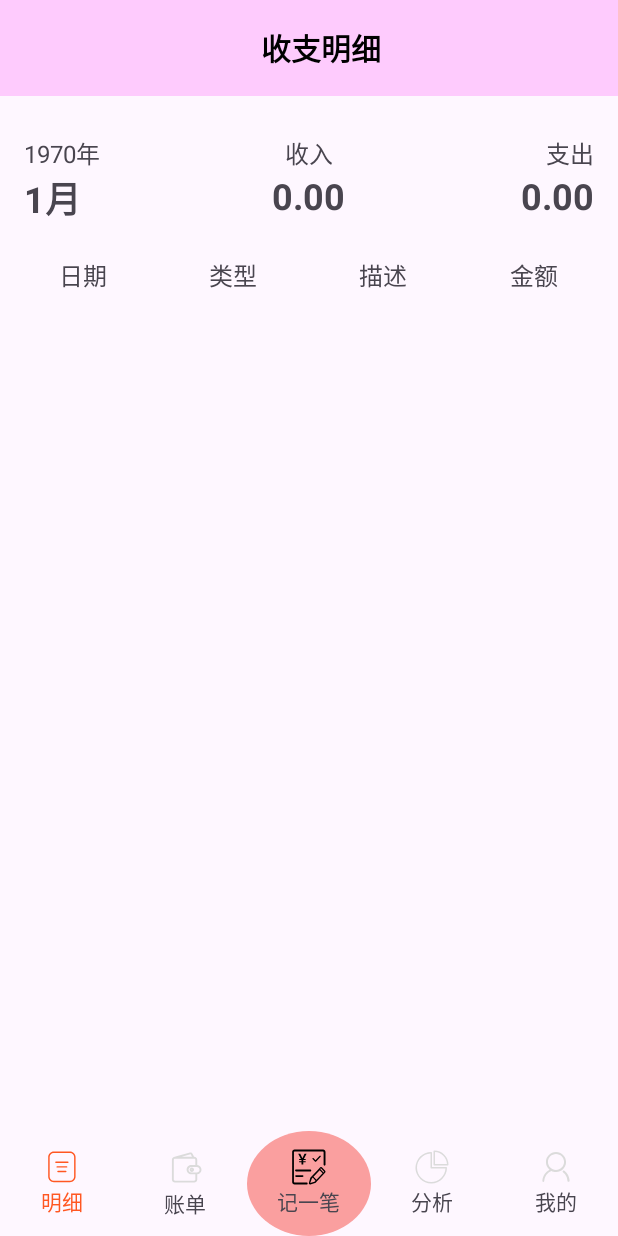
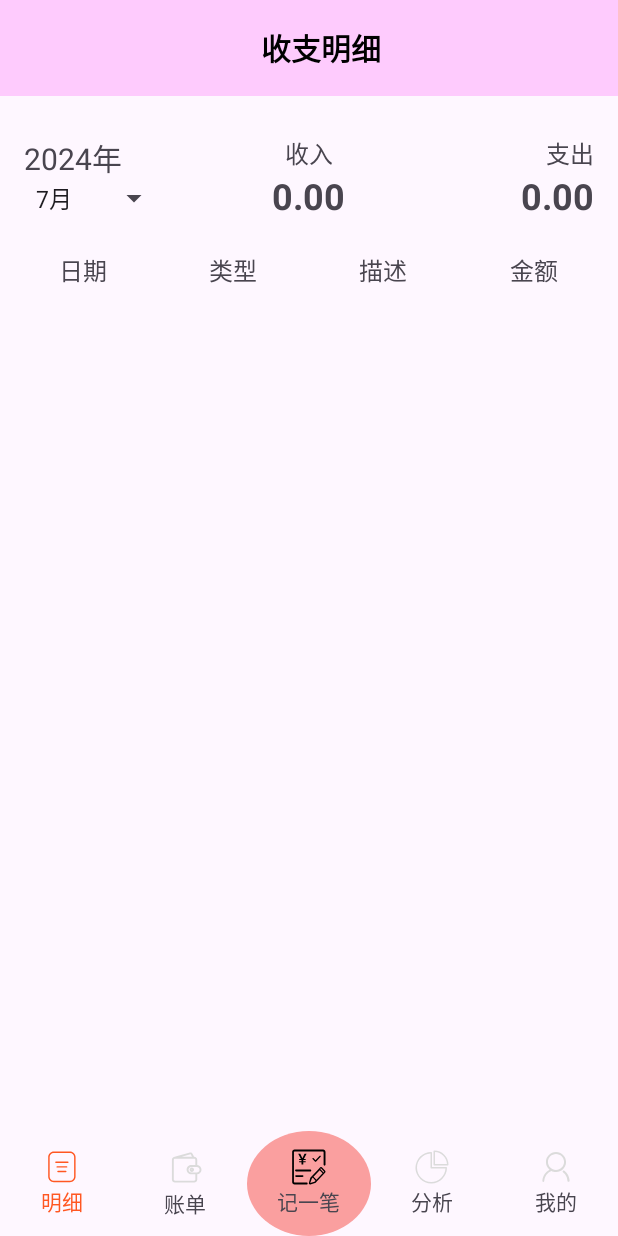
Before and after one commit to DMUGZT/Android_main, an Android app: the screen it shows after launch (MainActivity), on a phone screen of 412 x 824 dp. Run offline under Robolectric (Android 15) with nearby library versions, the phone set to English and light mode, and no system bars; 4 statements that could not run were skipped.

Commit message:
加入按月查找

```diff
--- a/app/src/main/java/com/example/test/DetailsFragment.java
+++ b/app/src/main/java/com/example/test/DetailsFragment.java
@@ -6,6 +6,9 @@ import android.os.Bundle;
 import android.view.LayoutInflater;
 import android.view.View;
 import android.view.ViewGroup;
+import android.widget.AdapterView;
+import android.widget.ArrayAdapter;
+import android.widget.Spinner;
 import android.widget.TextView;
 
 import androidx.fragment.app.Fragment;
@@ -17,6 +20,7 @@ import com.example.test.database.IncomeDAO;
 import com.example.test.utils.UserSessionManager;
 
 import java.util.ArrayList;
+import java.util.Calendar;
 
 public class DetailsFragment extends Fragment {
 
@@ -29,7 +33,9 @@ public class DetailsFragment extends Fragment {
     private double paymentTotal;
     private TextView incomeTextView;
     private TextView paymentTextView;
+    private Spinner monthSpinner;
 
+    private String selectedMonth ;
     @Override
     public View onCreateView(LayoutInflater inflater, ViewGroup container, Bundle savedInstanceState) {
         super.onCreate(savedInstanceState);
@@ -41,12 +47,14 @@ public class DetailsFragment extends Fragment {
         recyclerView.setLayoutManager(new LinearLayoutManager(getActivity()));
         incomeTextView = view.findViewById(R.id.income_month);
         paymentTextView = view.findViewById(R.id.payment);
+        monthSpinner = view.findViewById(R.id.month_spinner);
 
         transactionList = new ArrayList<>();
         adapter = new Detail_TransactionAdapter(transactionList);
         recyclerView.setAdapter(adapter);
 
-        loadData();
+        setupMonthSpinner();
+
         return view;
     }
     public void onResume() {
@@ -54,9 +62,39 @@ public class DetailsFragment extends Fragment {
         loadData();
         // 设置 UI 元素或加载数据
     }
+
+    @SuppressLint("DefaultLocale")
+    private void setupMonthSpinner() {
+        ArrayAdapter<CharSequence> adapter = ArrayAdapter.createFromResource(getContext(),
+                R.array.months_array, android.R.layout.simple_spinner_item);
+        adapter.setDropDownViewResource(android.R.layout.simple_spinner_dropdown_item);
+
+        monthSpinner.setAdapter(adapter);
+
+        // Initialize selectedMonth with the current month
+        Calendar calendar = Calendar.getInstance();
+        int currentMonth = calendar.get(Calendar.MONTH); // 0-indexed
+        selectedMonth = String.format("%d月", currentMonth + 1); // 1-indexed
+
+        // Set the spinner to the current month
+        monthSpinner.setSelection(currentMonth);
+
+        monthSpinner.setOnItemSelectedListener(new AdapterView.OnItemSelectedListener() {
+            @Override
+            public void onItemSelected(AdapterView<?> parent, View view, int position, long id) {
+                selectedMonth = String.format("%d月", position + 1); // 1-indexed
+                loadData();
+            }
+
+            @Override
+            public void onNothingSelected(AdapterView<?> parent) {
+                // Do nothing
+            }
+        });
+    }
     private void loadData() {
         String userId = sessionManager.getUserId();
-        Cursor cursor = incomeDAO.getIncomeById(Integer.parseInt(userId));
+        Cursor cursor = incomeDAO.getIncomeByMonth(userId, selectedMonth);
 
         transactionList.clear();
         incomeTotal = 0.0;
@@ -78,9 +116,9 @@ public class DetailsFragment extends Fragment {
         cursor.close();
 
         for (Detail_Transaction transaction : transactionList) {
-            if ("入账".equals(transaction.getCategory())) {
+            if ("入账".equals(transaction.getDescription())) {
                 incomeTotal += transaction.getAmount();
-            } else if ("支出".equals(transaction.getCategory())) {
+            } else if ("支出".equals(transaction.getDescription())) {
                 paymentTotal += transaction.getAmount();
             }
         }
--- a/app/src/main/java/com/example/test/database/DatabaseHelper.java
+++ b/app/src/main/java/com/example/test/database/DatabaseHelper.java
@@ -127,9 +127,7 @@ public class DatabaseHelper extends SQLiteOpenHelper {
                 COLUMN_ACCOUNT_ID + " INTEGER PRIMARY KEY AUTOINCREMENT, " +
                 COLUMN_ACCOUNT_USER_ID + " INTEGER, " +
                 COLUMN_ACCOUNT_TYPE + " TEXT, " +
-                COLUMN_ACCOUNT_BALANCE + " REAL, " +
-                COLUMN_USER_ID + " INTEGER " +
-                ")";
+                COLUMN_ACCOUNT_BALANCE + " REAL " + ")";
         db.execSQL(createAccountTable);
 
 
--- a/app/src/main/java/com/example/test/database/IncomeDAO.java
+++ b/app/src/main/java/com/example/test/database/IncomeDAO.java
@@ -70,5 +70,10 @@ public class IncomeDAO {
 
         return cursor;
     }
+    public Cursor getIncomeByMonth(String userId, String month) {
+        String query = "SELECT * FROM income WHERE user_id = ? AND date LIKE ?";
+        Cursor cursor = database.rawQuery(query, new String[]{userId, month + '%'});
+        return cursor;
+    }
 
 }
--- a/app/src/main/res/layout/fragment_details.xml
+++ b/app/src/main/res/layout/fragment_details.xml
@@ -52,16 +52,14 @@
                 <TextView
                     android:layout_width="wrap_content"
                     android:layout_height="wrap_content"
-                    android:id="@+id/years"
-                    android:text="1970年"
-                    android:textSize="16sp"/>
-                <TextView
+                    android:text="2024年"
+                    android:textSize="20sp" />
+
+                <Spinner
+                    android:id="@+id/month_spinner"
                     android:layout_width="wrap_content"
                     android:layout_height="wrap_content"
-                    android:id="@+id/months"
-                    android:text="1月"
-                    android:textSize="24sp"
-                    android:textStyle="bold"/>
+                    />
             </LinearLayout>
 
             <LinearLayout
--- a/app/src/main/res/values/strings.xml
+++ b/app/src/main/res/values/strings.xml
@@ -1,3 +1,17 @@
 <resources>
     <string name="app_name">Test</string>
+    <string-array name="months_array">
+        <item>1月</item>
+        <item>2月</item>
+        <item>3月</item>
+        <item>4月</item>
+        <item>5月</item>
+        <item>6月</item>
+        <item>7月</item>
+        <item>8月</item>
+        <item>9月</item>
+        <item>10月</item>
+        <item>11月</item>
+        <item>12月</item>
+    </string-array>
 </resources>
```
